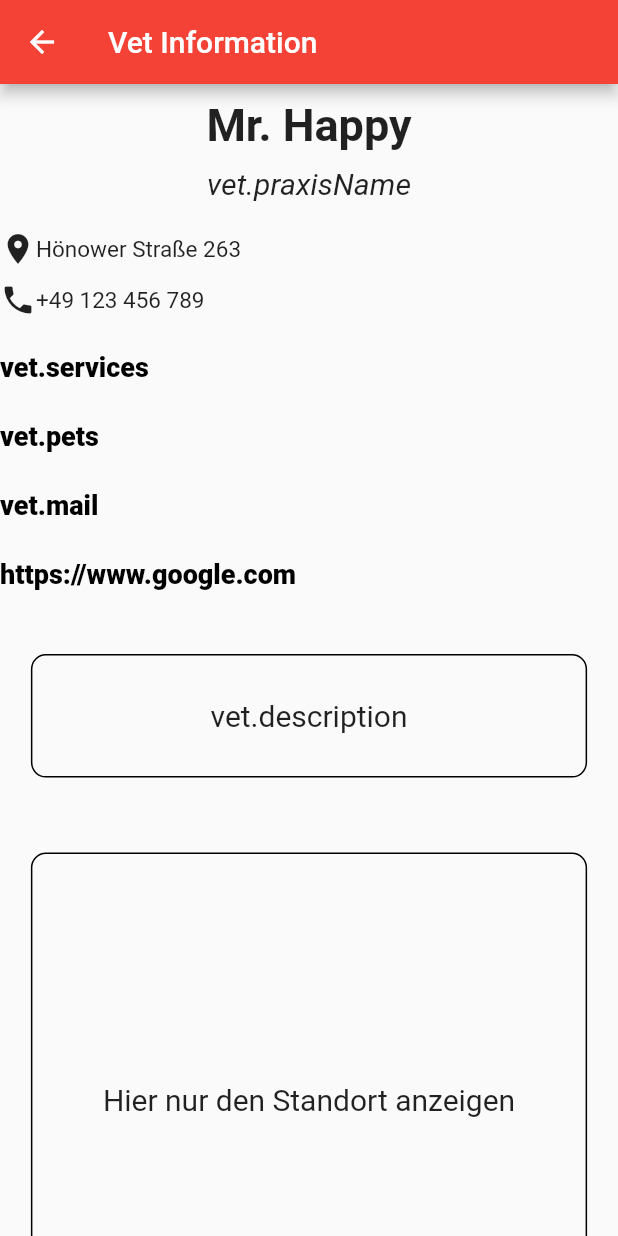
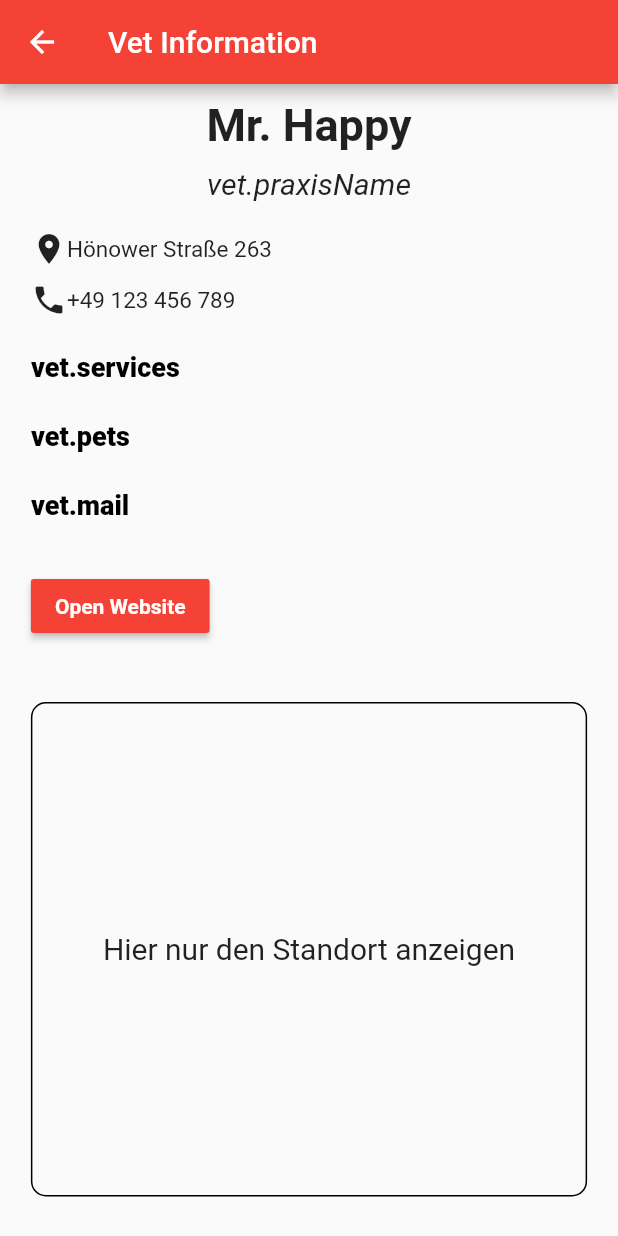
Before and after one commit to hwr-tierarzt-notdienst-finder/vetfinder, a Flutter app: the screen it shows after launch, after a tap on "Zum Tierarzt", on a phone screen of 412 x 824 dp. Run offline on Flutter 3.47's test engine with Material 2 defaults, Android fonts, the phone set to English and light mode, and no system bars; our stand-ins replace flutter_map, latlong2; missing offline and left inert: string_similarity.

Commit message:
implemented button to open website

```diff
--- a/frontend/lib/vet_information.dart
+++ b/frontend/lib/vet_information.dart
@@ -1,5 +1,6 @@
 import 'package:flutter/material.dart';
 import 'package:frontend/api.dart';
+import 'package:url_launcher/url_launcher.dart';
 
 class VetInformationScreenArguments {
   final String id;
@@ -8,6 +9,9 @@ class VetInformationScreenArguments {
 
 class VetInformation extends StatelessWidget {
   const VetInformation({Key? key}) : super(key: key);
+  double deviceHeight(BuildContext context) =>
+      MediaQuery.of(context).size.height;
+  double deviceWidth(BuildContext context) => MediaQuery.of(context).size.width;
 
   @override
   Widget build(BuildContext context) {
@@ -24,11 +28,22 @@ class VetInformation extends StatelessWidget {
       height: 2,
     );
     return Scaffold(
+      resizeToAvoidBottomInset: false,
+
       appBar: AppBar(
         title: const Text('Vet Information'),
       ),
       // 2 rows with 8 columns
       body: SingleChildScrollView(
+        // add margin all around with 0.9 size of screen
+        // margin: const EdgeInsets.all(0.9),
+        padding: EdgeInsets.only(
+          // top: deviceHeight(context) * 0.05,
+          left: deviceWidth(context) * 0.05,
+          right: deviceWidth(context) * 0.05,
+          bottom: deviceHeight(context) * 0.05,
+        ),
+
         child: Column(
           mainAxisAlignment: MainAxisAlignment.start,
           children: [
@@ -99,32 +114,21 @@ class VetInformation extends StatelessWidget {
                 ),
               ],
             ),
-            const SizedBox(height: 10),
+            const SizedBox(height: 30),
             Row(
               children: [
-                Text(
-                  vet.websiteUrl,
-                  style: descTextStyle,
-                ),
+                RaisedButton(
+                    child: const Text(
+                      'Open Website',
+                      style: TextStyle(
+                          color: Colors.white, fontWeight: FontWeight.bold),
+                    ),
+                    onPressed: () {
+                      launch(vet.websiteUrl);
+                    }),
               ],
             ),
             const SizedBox(height: 10),
-            Container(
-              decoration: BoxDecoration(
-                border: Border.all(color: Colors.black),
-                borderRadius: BorderRadius.circular(10),
-              ),
-              width: MediaQuery.of(context).size.width * 0.9,
-              height: MediaQuery.of(context).size.height * 0.1,
-              margin: const EdgeInsets.only(bottom: 20.0, top: 30.0),
-              child: const Center(
-                child: Text(
-                  'vet.description',
-                  style: TextStyle(fontSize: 20),
-                  textAlign: TextAlign.center,
-                ),
-              ),
-            ),
             Container(
               decoration: BoxDecoration(
                 border: Border.all(color: Colors.black),
--- a/frontend/pubspec.yaml
+++ b/frontend/pubspec.yaml
@@ -37,6 +37,8 @@ dependencies:
   cupertino_icons: ^1.0.2
   flutter_map: ^2.2.0
   latlong2: ^0.8.1
+  flutter_linkify: ^5.0.2
+  url_launcher: ^6.1.5
 
 dev_dependencies:
   flutter_test:
```
Also changed, not shown: frontend/pubspec.lock, 5 other files.
